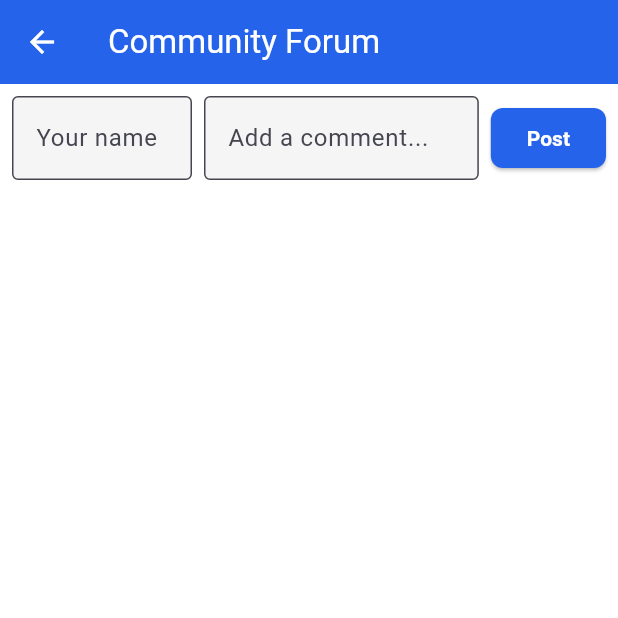
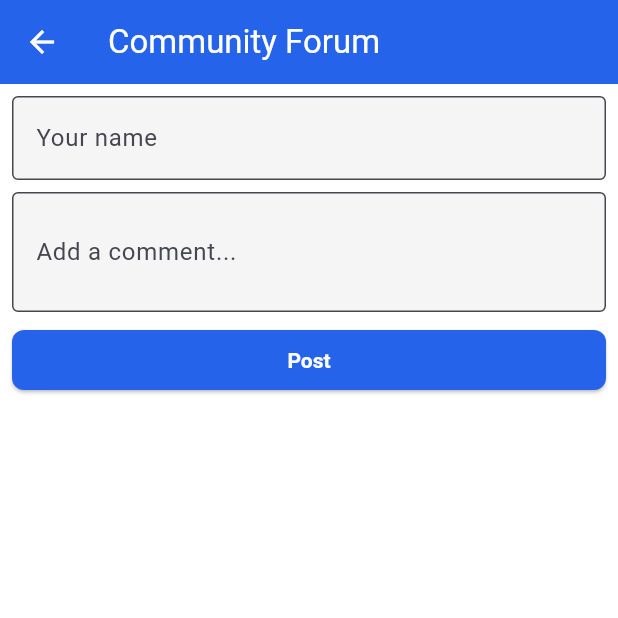
Before and after one commit to Faqih001/learning_material_downloader-app, a Flutter app: the CommunityForumScreen screen opened directly, on a phone screen of 412 x 824 dp, the top half of it. Run offline on Flutter 3.47's test engine with Material 3 defaults, Android fonts, the phone set to English and light mode, and no system bars; our stand-ins replace carousel_slider, file_picker, flutter_dotenv, google_generative_ai, google_maps_flutter, shared_preferences and 2 more; accounts and stored records are empty.

Commit message:
feat: Refactor community forum input layout for improved usability and responsiveness

```diff
--- a/lib/screens/community_forum_screen.dart
+++ b/lib/screens/community_forum_screen.dart
@@ -83,29 +83,30 @@ class CommunityForumScreenState extends State<CommunityForumScreen> {
         children: [
           Padding(
             padding: const EdgeInsets.all(8.0),
-            child: Row(
+            child: Column(
+              crossAxisAlignment: CrossAxisAlignment.stretch,
               children: [
-                SizedBox(
-                  width: 120,
-                  child: TextField(
-                    controller: _nameController,
-                    decoration: const InputDecoration(
-                      hintText: 'Your name',
-                      border: OutlineInputBorder(),
-                    ),
+                TextField(
+                  controller: _nameController,
+                  decoration: const InputDecoration(
+                    hintText: 'Your name',
+                    border: OutlineInputBorder(),
                   ),
                 ),
-                const SizedBox(width: 8),
-                Expanded(
+                const SizedBox(height: 8),
+                SizedBox(
+                  height: 80,
                   child: TextField(
                     controller: _commentController,
+                    maxLines: null,
+                    expands: true,
                     decoration: const InputDecoration(
                       hintText: 'Add a comment...',
                       border: OutlineInputBorder(),
                     ),
                   ),
                 ),
-                const SizedBox(width: 8),
+                const SizedBox(height: 8),
                 ElevatedButton(
                   onPressed: _loading ? null : _addComment,
                   child: const Text('Post'),
@@ -156,7 +157,7 @@ class CommunityForumScreenState extends State<CommunityForumScreen> {
                                           ),
                                         ),
                                       );
-                                    }).toList(),
+                                    }),
                                   ],
                                 ),
                               ],
--- a/lib/screens/search_screen.dart
+++ b/lib/screens/search_screen.dart
@@ -3,8 +3,6 @@ import '../models/material.dart';
 
 import '../widgets/material_card.dart';
 import '../services/auth_service.dart';
-import '../services/supabase_crud_service.dart';
-import 'package:supabase_flutter/supabase_flutter.dart';
 import 'package:url_launcher/url_launcher.dart';
 
 class SearchScreen extends StatefulWidget {
```
